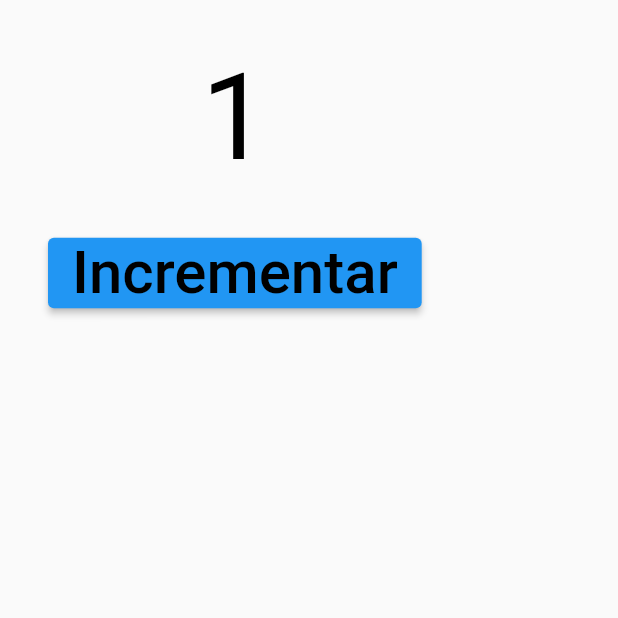
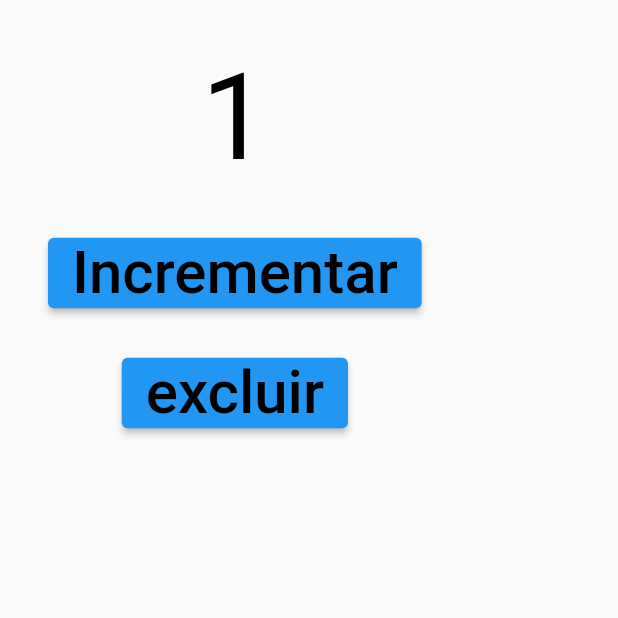
Before and after one commit to PatrickIssl/sharedPreferences, a Flutter app: the screen it shows after launch, after a tap on "Incrementar", on a phone screen of 412 x 824 dp, the top half of it. Run offline on Flutter 3.47's test engine with Material 2 defaults, Android fonts, the phone set to English and light mode, and no system bars; our stand-ins replace shared_preferences.

```diff
--- a/lib/Home.dart
+++ b/lib/Home.dart
@@ -1,6 +1,5 @@
 import 'package:flutter/material.dart';
-import 'package:flutter_mobx/flutter_mobx.dart';
-import 'package:mobx_teste/controller.dart';
+import 'package:shared_preferences/shared_preferences.dart';
 
 class Home extends StatefulWidget {
   @override
@@ -8,16 +7,35 @@ class Home extends StatefulWidget {
 }
 
 class _HomeState extends State<Home> {
-  // int _contador = 0;
+
+  preferencias(opcao) async { // Async func to handle Futures easier; or use Future.then
+    SharedPreferences prefs = await SharedPreferences.getInstance();
+
+    if(opcao == "salvar"){
+      prefs.setInt("valor", _contador);
+    }else
+    if(opcao == "recuperar"){
+      setState(() {
+        _contador = prefs.get("valor")??0;
+      });
+    }else
+    if(opcao == "resetar"){
+      prefs.remove("valor");
+    }
+
+
+  }
+
+  int _contador = 0;
   //
   // _incrementar(){
   //
   // }
 
-  Controller controller = new Controller();
-
   @override
   Widget build(BuildContext context) {
+
+    preferencias("recuperar");
     return Scaffold(
       body: Container(
         padding: EdgeInsets.all(16),
@@ -25,13 +43,9 @@ class _HomeState extends State<Home> {
           children: <Widget>[
             Padding(
               padding: EdgeInsets.all(16),
-              child: Observer(
-                builder: (_) {
-                  return Text(
-                    "${controller.contador}",
-                    style: TextStyle(color: Colors.black, fontSize: 80),
-                  );
-                },
+              child: Text(
+                _contador.toString(),
+                style: TextStyle(color: Colors.black, fontSize: 80),
               ),
             ),
             Padding(
@@ -42,7 +56,25 @@ class _HomeState extends State<Home> {
                   style: TextStyle(color: Colors.black, fontSize: 40),
                 ),
                 onPressed: () {
-                  controller.incrementar();
+                  setState(() {
+                    _contador++;
+                    preferencias("salvar");
+                  });
+                },
+              ),
+            ),
+            Padding(
+              padding: EdgeInsets.all(16),
+              child: ElevatedButton(
+                child: Text(
+                  "excluir",
+                  style: TextStyle(color: Colors.black, fontSize: 40),
+                ),
+                onPressed: () {
+                  setState(() {
+                    _contador == 0;
+                    preferencias("resetar");
+                  });
                 },
               ),
             )
--- a/lib/controller.dart
+++ /dev/null
@@ -1,36 +0,0 @@
-import 'package:mobx/mobx.dart';
-part 'controller.g.dart';
-
-
-class Controller = ControllerBase with _$Controller;
-
-
-//a atualização do mixin Store é para geração dos códigos automáticos
-abstract class ControllerBase with Store{
-
-  @observable
-  int contador = 0;
-
-  @action
-  incrementar(){
-    contador++;
-  }
-
-
-  // var _contador = Observable(0);
-  // Action incrementar;
-  //
-  // Controller(){
-  //   incrementar = Action(_incrementar);
-  // }
-  //
-  // int get contador => _contador.value;
-  //
-  // set contador(int novoValor) => _contador.value = novoValor;
-  //
-  // _incrementar(){
-  // //  _contador.value = _contador.value +1;
-  //    contador++;
-  // }
-
-}
--- a/pubspec.yaml
+++ b/pubspec.yaml
@@ -29,15 +29,12 @@ dependencies:
   # The following adds the Cupertino Icons font to your application.
   # Use with the CupertinoIcons class for iOS style icons.
   cupertino_icons: ^1.0.2
-  flutter_mobx: ^1.1.0+2
-  mobx: ^1.2.1+4
+  shared_preferences: any
 
 dev_dependencies:
   flutter_test:
     sdk: flutter
 
-  mobx_codegen: ^1.1.2
-  build_runner: ^1.11.1
 
 # For information on the generic Dart part of this file, see the
 # following page: https://dart.dev/tools/pub/pubspec
```
Also changed, not shown: pubspec.lock.
